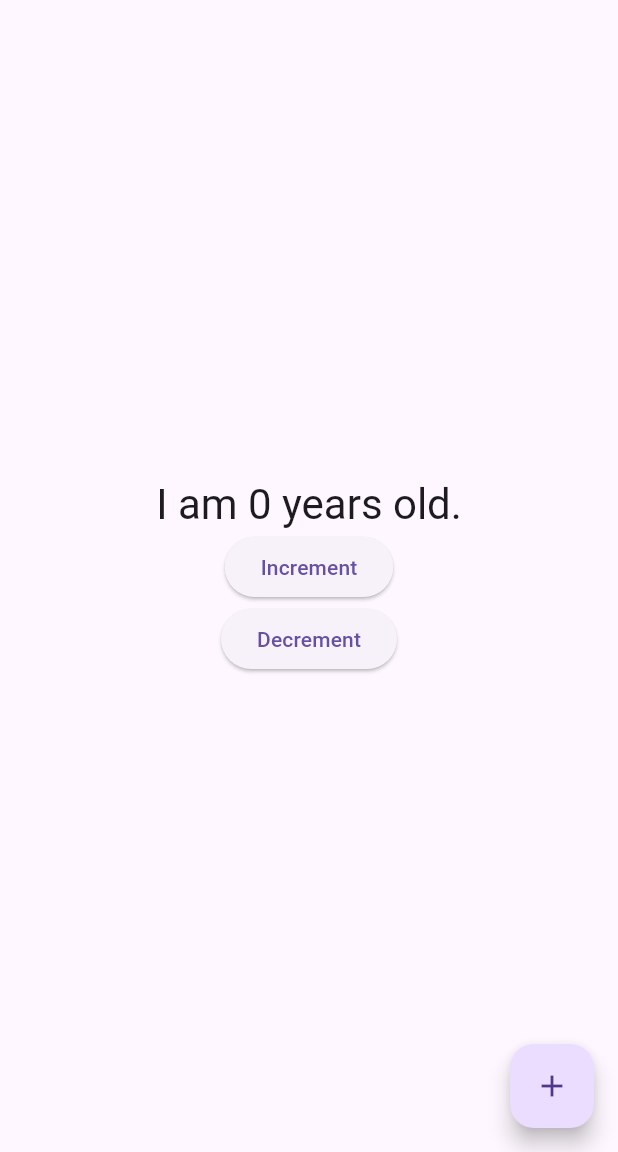
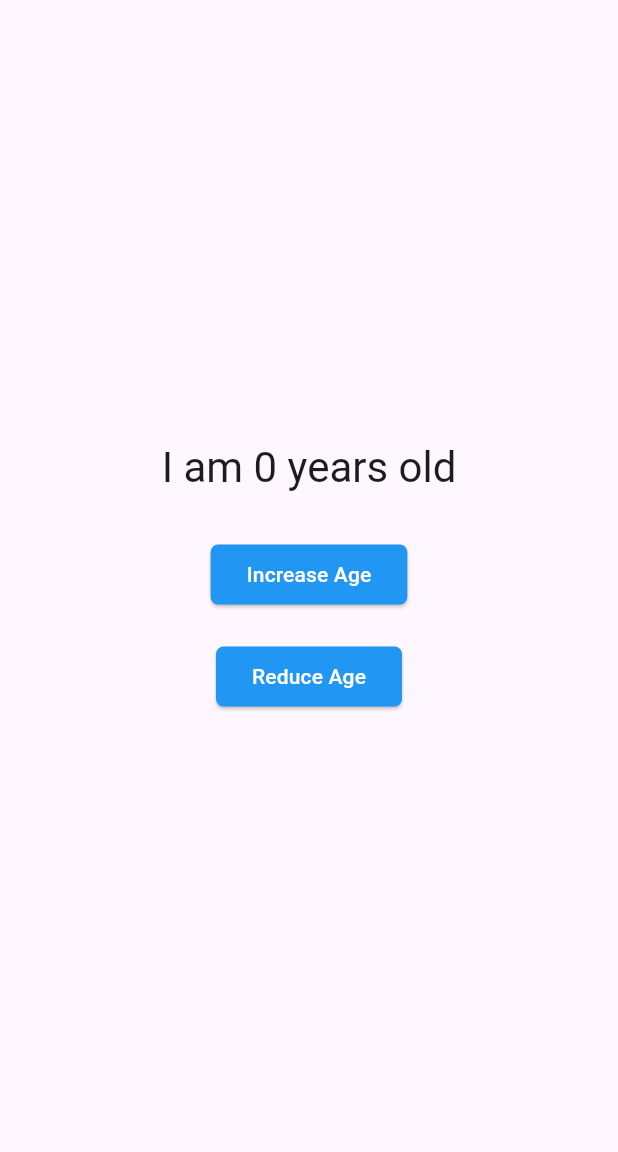
Before and after one commit to Ruhisawant/Age-Counter, a Flutter app: the screen it shows after launch, on a phone screen of 412 x 824 dp, the part 84-1236 px from its top. Run offline on Flutter 3.47's test engine with Material 3 defaults, Android fonts, the light colour scheme and no system bars; missing offline and left inert: window_size.

Commit message:
Fixed UI

```diff
--- a/lib/main.dart
+++ b/lib/main.dart
@@ -98,48 +98,67 @@
             // rebuilds if the model is updated.
             Consumer<Counter>(
               builder: (context, counter, child) => Text(
-                'I am ${counter.value} years old.',
+                'I am ${counter.value} years old',
                 style: Theme.of(context).textTheme.headlineMedium,
               ),
             ),
+
+            const SizedBox(height: 30),
+
+            // Increment button
             ElevatedButton(
+              style: ElevatedButton.styleFrom(
+                backgroundColor: Colors.blue,
+                shape: RoundedRectangleBorder(
+                  borderRadius: BorderRadius.circular(5),
+                ),
+              ),
               onPressed: () {
                 context.read<Counter>().increment();
               },
-              child: const Text('Increment'),
+              child: const Text('Increase Age', style: TextStyle(color: Colors.white)),
             ),
+
+            // Decrement button
+            const SizedBox(height: 20),
             ElevatedButton(
+              style: ElevatedButton.styleFrom(
+                backgroundColor: Colors.blue,
+                shape: RoundedRectangleBorder(
+                  borderRadius: BorderRadius.circular(5),
+                ),
+              ),
               onPressed: () {
                 context.read<Counter>().decrement();
               },
-              child: const Text('Decrement'),
+              child: const Text('Reduce Age', style: TextStyle(color: Colors.white)),
             ),
           ],
         ),
       ),
-      floatingActionButton: FloatingActionButton(
-        onPressed: () {
-          // You can access your providers anywhere you have access
-          // to the context. One way is to use Provider.of<Counter>(context).
-          // The provider package also defines extension methods on the context
-          // itself. You can call context.watch<Counter>() in a build method
-          // of any widget to access the current state of Counter, and to ask
-          // Flutter to rebuild your widget anytime Counter changes.
-          //
-          // You can't use context.watch() outside build methods, because that
-          // often leads to subtle bugs. Instead, you should use
-          // context.read<Counter>(), which gets the current state
-          // but doesn't ask Flutter for future rebuilds.
-          //
-          // Since we're in a callback that will be called whenever the user
-          // taps the FloatingActionButton, we are not in the build method here.
-          // We should use context.read().
-          var counter = context.read<Counter>();
-          counter.increment();
-        },
-        tooltip: 'Increment',
-        child: const Icon(Icons.add),
-      ),
+      // floatingActionButton: FloatingActionButton(
+      //   onPressed: () {
+      //     // You can access your providers anywhere you have access
+      //     // to the context. One way is to use Provider.of<Counter>(context).
+      //     // The provider package also defines extension methods on the context
+      //     // itself. You can call context.watch<Counter>() in a build method
+      //     // of any widget to access the current state of Counter, and to ask
+      //     // Flutter to rebuild your widget anytime Counter changes.
+      //     //
+      //     // You can't use context.watch() outside build methods, because that
+      //     // often leads to subtle bugs. Instead, you should use
+      //     // context.read<Counter>(), which gets the current state
+      //     // but doesn't ask Flutter for future rebuilds.
+      //     //
+      //     // Since we're in a callback that will be called whenever the user
+      //     // taps the FloatingActionButton, we are not in the build method here.
+      //     // We should use context.read().
+      //     var counter = context.read<Counter>();
+      //     counter.increment();
+      //   },
+      //   tooltip: 'Increment',
+      //   child: const Icon(Icons.add),
+      // ),
     );
   }
 }
```
